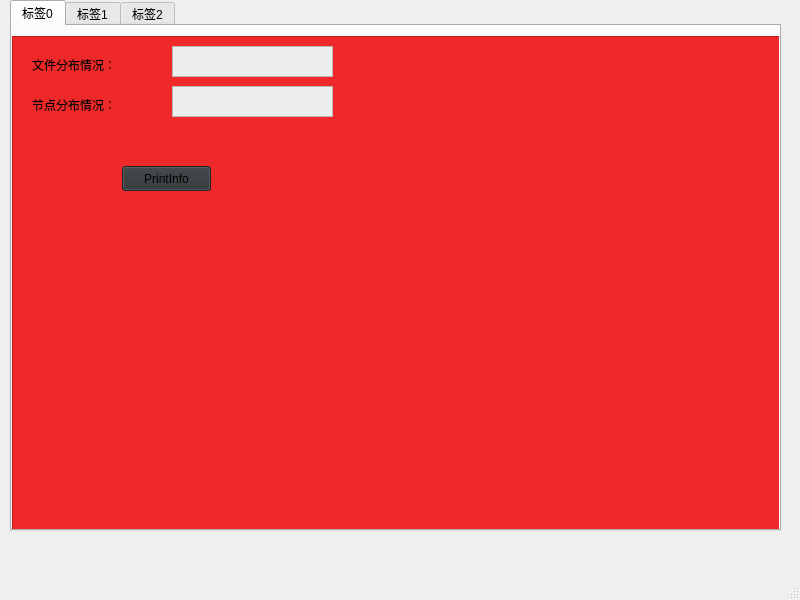
Old version of the form multi_tab.ui in the repository limingqihust/MergeCDC-UI.
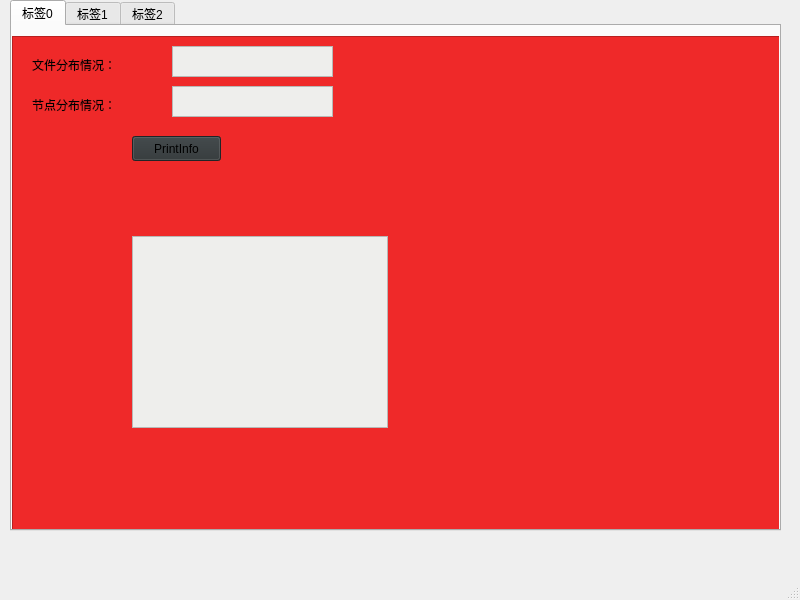
New version of the form.

What changed in the file:
```diff
--- a/multi_tab.ui
+++ b/multi_tab.ui
@@ -103,8 +103,8 @@
       <widget class="QPushButton" name="print_info">
        <property name="geometry">
         <rect>
-         <x>110</x>
-         <y>130</y>
+         <x>120</x>
+         <y>100</y>
          <width>89</width>
          <height>25</height>
         </rect>
@@ -116,6 +116,19 @@
         <string>PrintInfo</string>
        </property>
       </widget>
+      <widget class="QTextBrowser" name="output">
+       <property name="geometry">
+        <rect>
+         <x>120</x>
+         <y>200</y>
+         <width>256</width>
+         <height>192</height>
+        </rect>
+       </property>
+       <property name="styleSheet">
+        <string notr="true">background-color: rgb(238, 238, 236);</string>
+       </property>
+      </widget>
      </widget>
     </widget>
     <widget class="QWidget" name="tab1">
```
